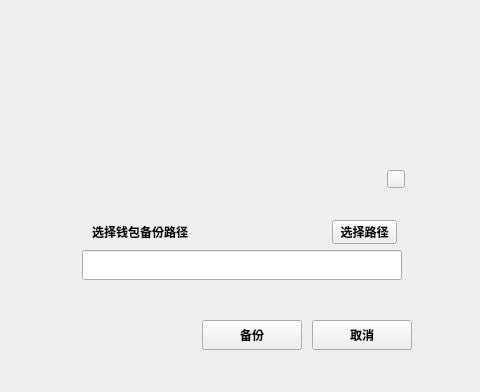
HcashOrg/hx-indicator, file LNKWallet/dialog/backupwalletdialog.ui: the form before one commit; both pictures show x 238 to 718 and y 0 to 392 of the 960 by 543 pixel window.
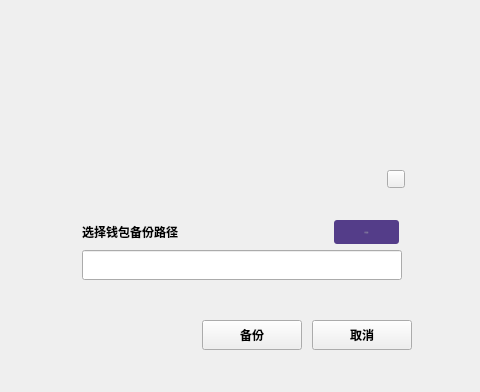
The form after the commit.

Diff of the .ui file:
```diff
--- a/LNKWallet/dialog/backupwalletdialog.ui
+++ b/LNKWallet/dialog/backupwalletdialog.ui
@@ -72,7 +72,7 @@
     <widget class="QLabel" name="nameLabel">
      <property name="geometry">
       <rect>
-       <x>40</x>
+       <x>30</x>
        <y>70</y>
        <width>200</width>
        <height>24</height>
@@ -92,7 +92,7 @@
     <widget class="QToolButton" name="pathBtn">
      <property name="geometry">
       <rect>
-       <x>280</x>
+       <x>282</x>
        <y>70</y>
        <width>65</width>
        <height>24</height>
@@ -100,19 +100,19 @@
      </property>
      <property name="font">
       <font>
-       <family>Microsoft YaHei UI Light</family>
-       <pointsize>9</pointsize>
-       <weight>75</weight>
+       <family>微软雅黑</family>
+       <pointsize>-1</pointsize>
+       <weight>50</weight>
        <italic>false</italic>
-       <bold>true</bold>
-       <underline>false</underline>
+       <bold>false</bold>
       </font>
      </property>
      <property name="cursor">
       <cursorShape>PointingHandCursor</cursorShape>
      </property>
      <property name="styleSheet">
-      <string notr="true"/>
+      <string notr="true">QToolButton{color: rgb(137,129, 161);font: 11px &quot;微软雅黑&quot;;background-color: rgb(84,61,137);border:0px solid white;border-radius:3px;}
+QToolButton:hover{color:white;}</string>
      </property>
      <property name="text">
       <string>选择路径</string>
```
